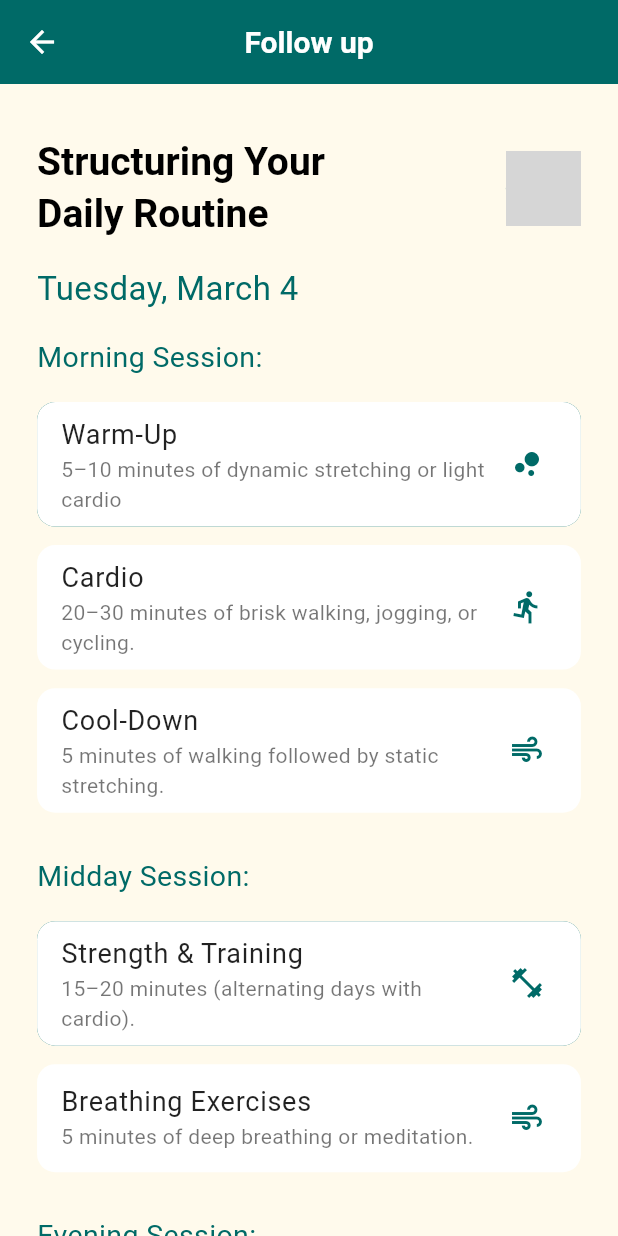
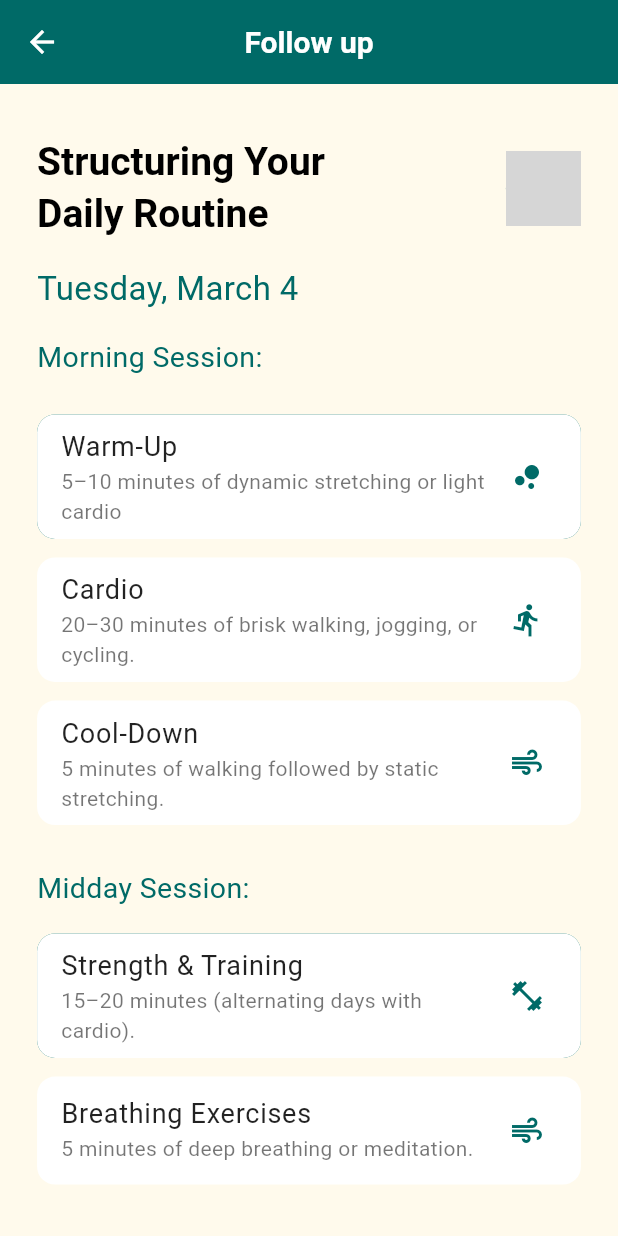
Before and after one commit to KartheekValigonda/Airbound, a Flutter app: the Dailytask screen opened directly, on a phone screen of 412 x 824 dp. Run offline on Flutter 3.47's test engine with Material 3 defaults, Android fonts, the phone set to English and light mode, and no system bars; our stand-ins replace cloud_firestore, firebase_auth, firebase_core, get, shared_preferences, velocity_x; missing offline and left inert: firebase_app_check; accounts and stored records are empty; network calls fail; grey boxes are pictures that could not be loaded.

Commit message:
Updated the UI of daily tasks

```diff
--- a/lib/To-Dos/dailytask.dart
+++ b/lib/To-Dos/dailytask.dart
@@ -59,7 +59,7 @@ class _DailytaskState extends State<Dailytask> {
                 "Morning Session:", // Display real date
                 style: TextStyle(fontSize: 19, color: theme.colorScheme.primary),
               ),
-              SizedBox(height: screenHeight*0.02),
+              SizedBox(height: screenHeight*0.03),
               ListView(
                 shrinkWrap: true,
                 physics: NeverScrollableScrollPhysics(),
```
